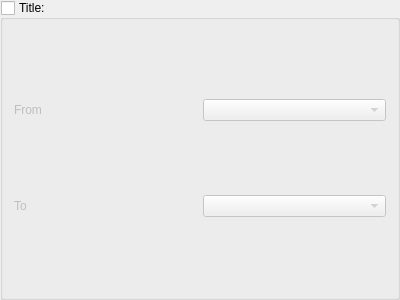
Above: viewer_widget/viewer/panels/clogfilterpanel/rangewidget.ui from verbkinm/WTF_Viewer before the change. Below: the same form after it.
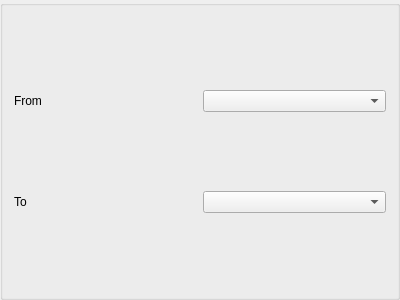
That is the form after the change.

```diff
--- a/viewer_widget/viewer/panels/clogfilterpanel/rangewidget.ui
+++ b/viewer_widget/viewer/panels/clogfilterpanel/rangewidget.ui
@@ -2,6 +2,9 @@
 <ui version="4.0">
  <class>RangeWidget</class>
  <widget class="QWidget" name="RangeWidget">
+  <property name="enabled">
+   <bool>true</bool>
+  </property>
   <property name="geometry">
    <rect>
     <x>0</x>
@@ -28,14 +31,17 @@
    </property>
    <item>
     <widget class="QGroupBox" name="RangeWidgetGroup">
+     <property name="enabled">
+      <bool>true</bool>
+     </property>
      <property name="toolTip">
       <string>&lt;html&gt;&lt;head/&gt;&lt;body&gt;&lt;p&gt;Enable/Disable cluster range (when &lt;span style=&quot; font-weight:600;&quot;&gt;Disabled&lt;/span&gt; - selected all range)&lt;/p&gt;&lt;/body&gt;&lt;/html&gt;</string>
      </property>
      <property name="title">
-      <string>Title:</string>
+      <string/>
      </property>
      <property name="checkable">
-      <bool>true</bool>
+      <bool>false</bool>
      </property>
      <property name="checked">
       <bool>false</bool>
```
